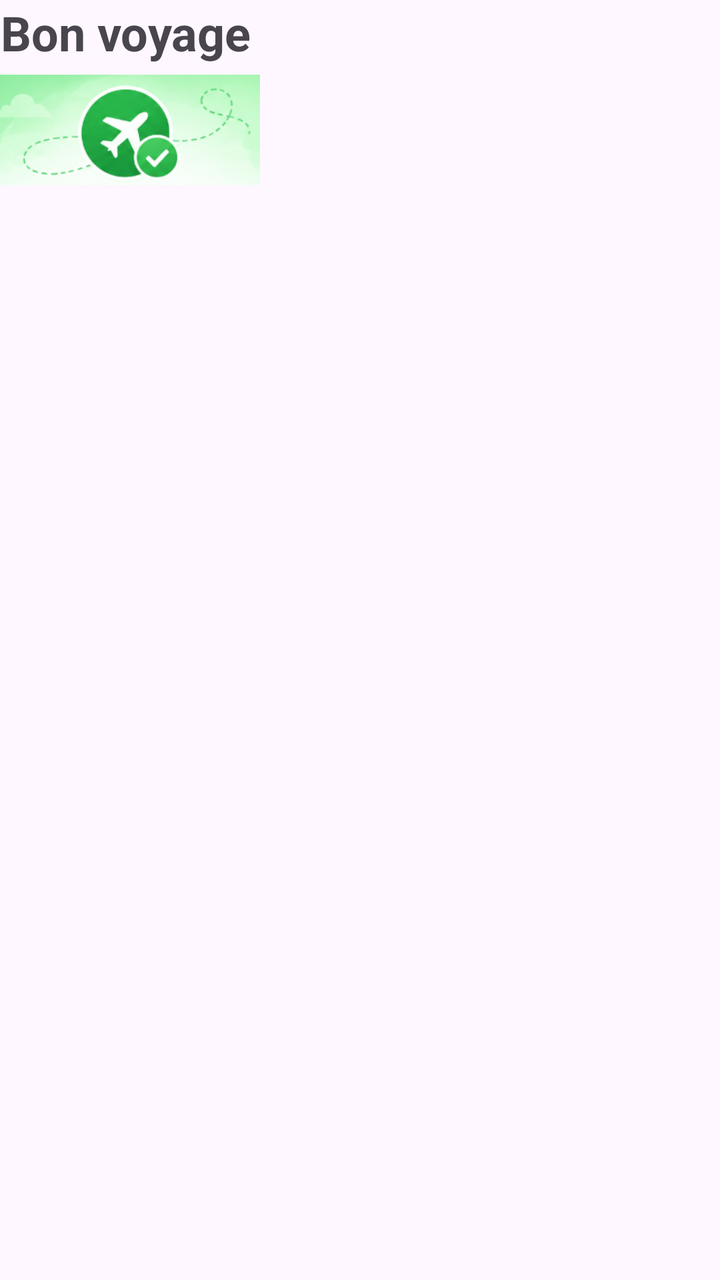
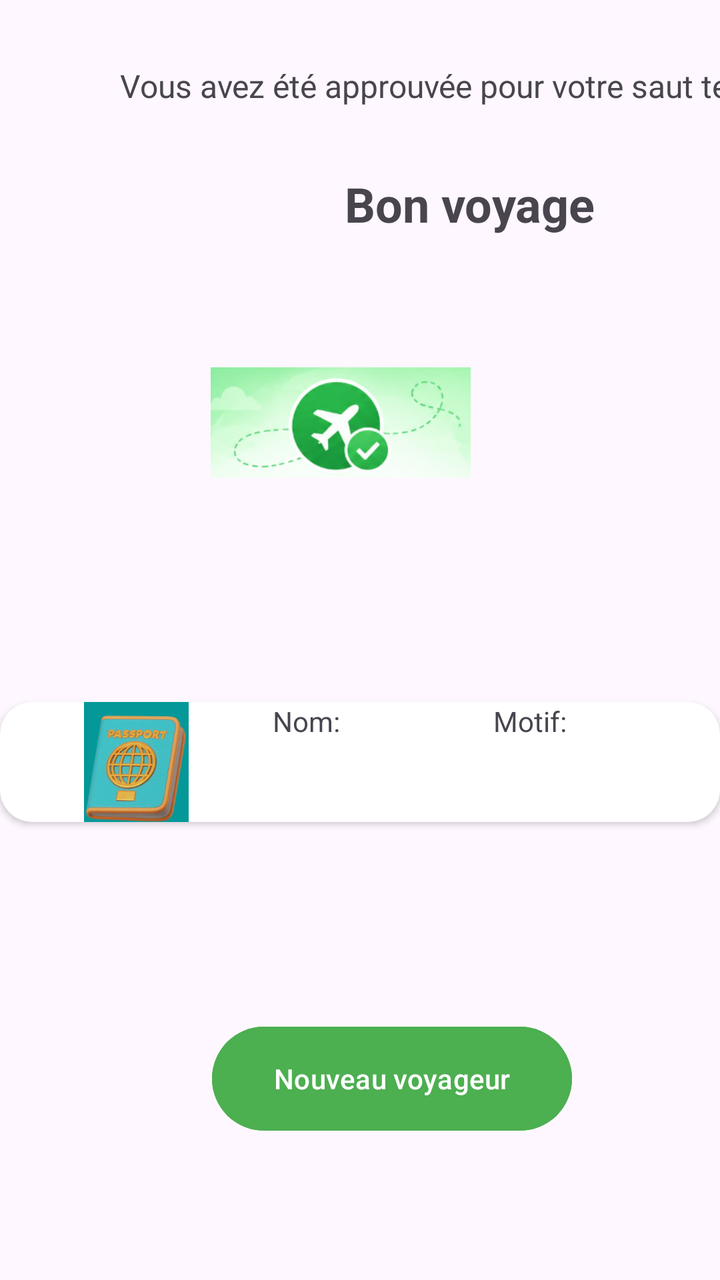

Screens rendered from an Android XML layout before and after an edit, with the pre-edit source and the edit as a unified diff.
<!-- AndroidManifest.xml: application theme Theme.Project -->
<!-- res/layout/activity_main3.xml -->
<?xml version="1.0" encoding="utf-8"?>
<androidx.constraintlayout.widget.ConstraintLayout xmlns:android="http://schemas.android.com/apk/res/android"
    xmlns:app="http://schemas.android.com/apk/res-auto"
    xmlns:tools="http://schemas.android.com/tools"
    android:id="@+id/root_layout_ok"
    android:layout_width="match_parent"
    android:layout_height="wrap_content"
    tools:context=".MainActivity3">

    <ImageView
        android:id="@+id/iv_status_ok"
        android:layout_width="130dp"
        android:layout_height="130dp"
        app:srcCompat="@drawable/capture_d__cran_2026_11_09_053741" />

    <TextView
        android:id="@+id/titre"
        android:layout_width="wrap_content"
        android:layout_height="wrap_content"
        android:text="Bon voyage "
        android:textAlignment="center"
        android:textSize="24sp"
        android:textStyle="bold" />
</androidx.constraintlayout.widget.ConstraintLayout>
<!-- resources referenced by this layout -->
<resources>
  <!-- drawable capture_d__cran_2026_11_09_053741: png bitmap (drawable, 45135 bytes) -->
  <style name="Theme.Project" parent="Base.Theme.Project" />
  <style name="Base.Theme.Project" parent="Theme.Material3.DayNight.NoActionBar">
          
          
      </style>
</resources>

<!-- the commit's change to res/layout/activity_main3.xml (unified diff, before → after) -->
@@ -4,21 +4,105 @@
     xmlns:tools="http://schemas.android.com/tools"
     android:id="@+id/root_layout_ok"
     android:layout_width="match_parent"
-    android:layout_height="wrap_content"
+    android:layout_height="match_parent"
     tools:context=".MainActivity3">
+
+    <androidx.cardview.widget.CardView
+        android:id="@+id/card_info_ok"
+        android:layout_width="0dp"
+        android:layout_height="wrap_content"
+        android:layout_marginBottom="229dp"
+        app:cardCornerRadius="16dp"
+        app:layout_constraintBottom_toBottomOf="parent"
+        app:layout_constraintEnd_toEndOf="parent"
+        app:layout_constraintStart_toStartOf="parent"
+        tools:ignore="MissingConstraints">
+
+        <LinearLayout
+            android:layout_width="match_parent"
+            android:layout_height="match_parent"
+            android:orientation="horizontal">
+
+            <ImageView
+                android:id="@+id/imageView4"
+                android:layout_width="60dp"
+                android:layout_height="60dp"
+                android:layout_weight="1"
+                app:srcCompat="@drawable/capture_d__cran_2026_11_09_170909" />
+
+            <TextView
+                android:id="@+id/textView10"
+                android:layout_width="wrap_content"
+                android:layout_height="wrap_content"
+                android:layout_weight="1"
+                android:text="Nom:" />
+
+            <TextView
+                android:id="@+id/textView11"
+                android:layout_width="wrap_content"
+                android:layout_height="wrap_content"
+                android:layout_weight="1"
+                android:text="Motif:" />
+
+        </LinearLayout>
+    </androidx.cardview.widget.CardView>
+
+    <TextView
+        android:id="@+id/tv_titre_ok"
+        android:layout_width="wrap_content"
+        android:layout_height="wrap_content"
+        android:layout_marginStart="172dp"
+        android:layout_marginTop="32dp"
+        android:text="Bon voyage "
+        android:textAlignment="center"
+        android:textSize="24sp"
+        android:textStyle="bold"
+        app:layout_constraintStart_toStartOf="parent"
+        app:layout_constraintTop_toBottomOf="@+id/tv_desc_ok" />
+
+    <Button
+        android:id="@+id/btn_nouveau_ok"
+        android:layout_width="180dp"
+        android:layout_height="60dp"
+        android:layout_marginStart="16dp"
+        android:layout_marginTop="16dp"
+        android:layout_marginBottom="16dp"
+        android:backgroundTint="#4CAF50"
+        android:text="Nouveau voyageur"
+        app:layout_constraintBottom_toBottomOf="parent"
+        app:layout_constraintEnd_toEndOf="parent"
+        app:layout_constraintHorizontal_bias="0.548"
+        app:layout_constraintStart_toStartOf="parent"
+        app:layout_constraintTop_toTopOf="parent"
+        app:layout_constraintVertical_bias="0.9"
+        tools:ignore="MissingConstraints" />
 
     <ImageView
         android:id="@+id/iv_status_ok"
         android:layout_width="130dp"
         android:layout_height="130dp"
+        android:layout_marginStart="32dp"
+        android:layout_marginTop="32dp"
+        android:layout_marginEnd="32dp"
+        android:layout_marginBottom="32dp"
+        app:layout_constraintBottom_toBottomOf="parent"
+        app:layout_constraintEnd_toEndOf="parent"
+        app:layout_constraintHorizontal_bias="0.442"
+        app:layout_constraintStart_toStartOf="parent"
+        app:layout_constraintTop_toTopOf="parent"
+        app:layout_constraintVertical_bias="0.256"
         app:srcCompat="@drawable/capture_d__cran_2026_11_09_053741" />
 
     <TextView
-        android:id="@+id/titre"
+        android:id="@+id/tv_desc_ok"
         android:layout_width="wrap_content"
         android:layout_height="wrap_content"
-        android:text="Bon voyage "
-        android:textAlignment="center"
-        android:textSize="24sp"
-        android:textStyle="bold" />
+        android:layout_marginStart="60dp"
+        android:layout_marginTop="32dp"
+        android:text="Vous avez été approuvée pour votre saut temporel"
+        android:textSize="16sp"
+        app:layout_constraintStart_toStartOf="parent"
+        app:layout_constraintTop_toTopOf="parent"
+        tools:ignore="MissingConstraints" />
+
 </androidx.constraintlayout.widget.ConstraintLayout>
<!-- resource entries referenced after the edit -->
@@ -1,6 +1,7 @@
 <!-- resources referenced by this layout -->
 <resources>
   <!-- drawable capture_d__cran_2026_11_09_053741: png bitmap (drawable, 45135 bytes) -->
+  <!-- drawable capture_d__cran_2026_11_09_170909: png bitmap (drawable, 54510 bytes) -->
   <style name="Theme.Project" parent="Base.Theme.Project" />
   <style name="Base.Theme.Project" parent="Theme.Material3.DayNight.NoActionBar">
           
